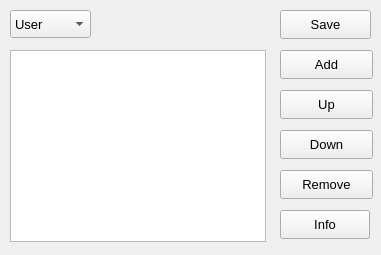
streamx3/QLayoutEditor, file mainwindow.ui: the form before one commit.
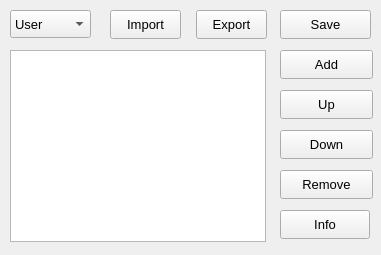
The form after the commit.

```diff
--- a/mainwindow.ui
+++ b/mainwindow.ui
@@ -10,6 +10,12 @@
     <height>255</height>
    </rect>
   </property>
+  <property name="sizePolicy">
+   <sizepolicy hsizetype="Fixed" vsizetype="Fixed">
+    <horstretch>0</horstretch>
+    <verstretch>0</verstretch>
+   </sizepolicy>
+  </property>
   <property name="windowTitle">
    <string>QLayoutEditor</string>
   </property>
@@ -179,6 +185,42 @@
      <string>Info</string>
     </property>
    </widget>
+   <widget class="QPushButton" name="pushButtonImport">
+    <property name="geometry">
+     <rect>
+      <x>110</x>
+      <y>10</y>
+      <width>71</width>
+      <height>29</height>
+     </rect>
+    </property>
+    <property name="font">
+     <font>
+      <pointsize>10</pointsize>
+     </font>
+    </property>
+    <property name="text">
+     <string>Import</string>
+    </property>
+   </widget>
+   <widget class="QPushButton" name="pushButtonExport">
+    <property name="geometry">
+     <rect>
+      <x>196</x>
+      <y>10</y>
+      <width>71</width>
+      <height>29</height>
+     </rect>
+    </property>
+    <property name="font">
+     <font>
+      <pointsize>10</pointsize>
+     </font>
+    </property>
+    <property name="text">
+     <string>Export</string>
+    </property>
+   </widget>
   </widget>
  </widget>
  <resources/>
```
Left out of the diff: 21 changed lines with no effect on the pictures.
